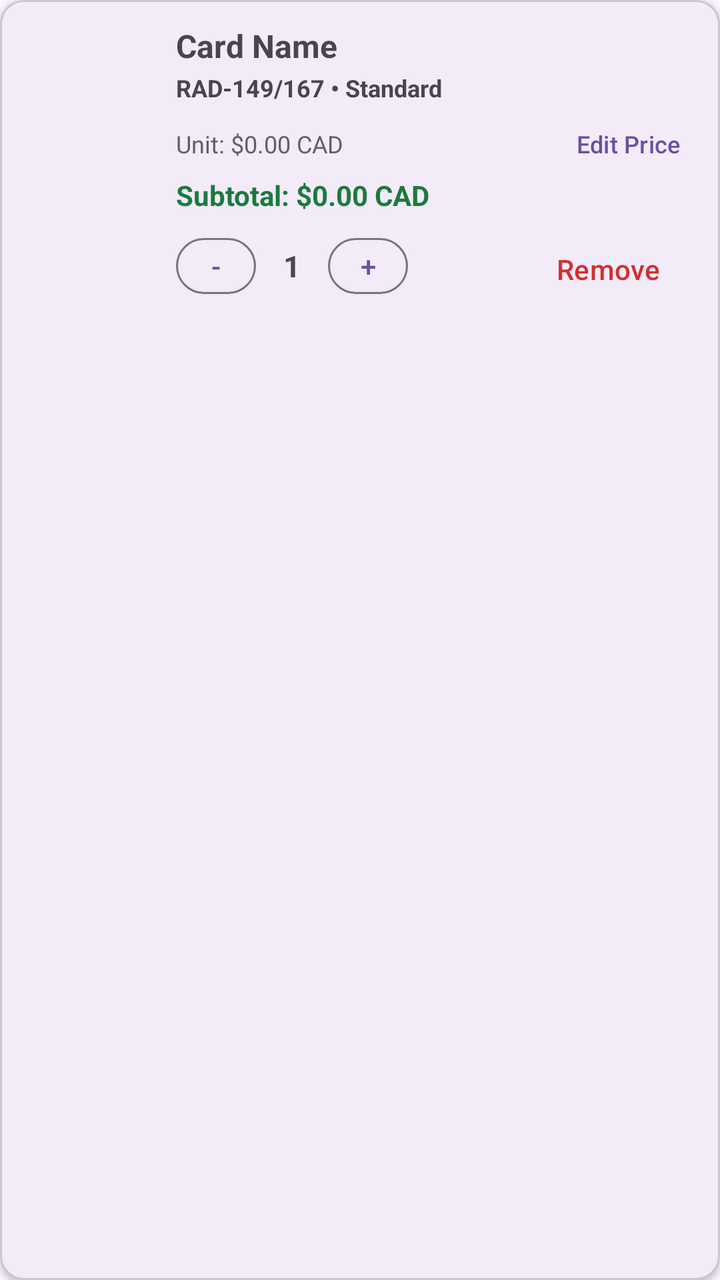
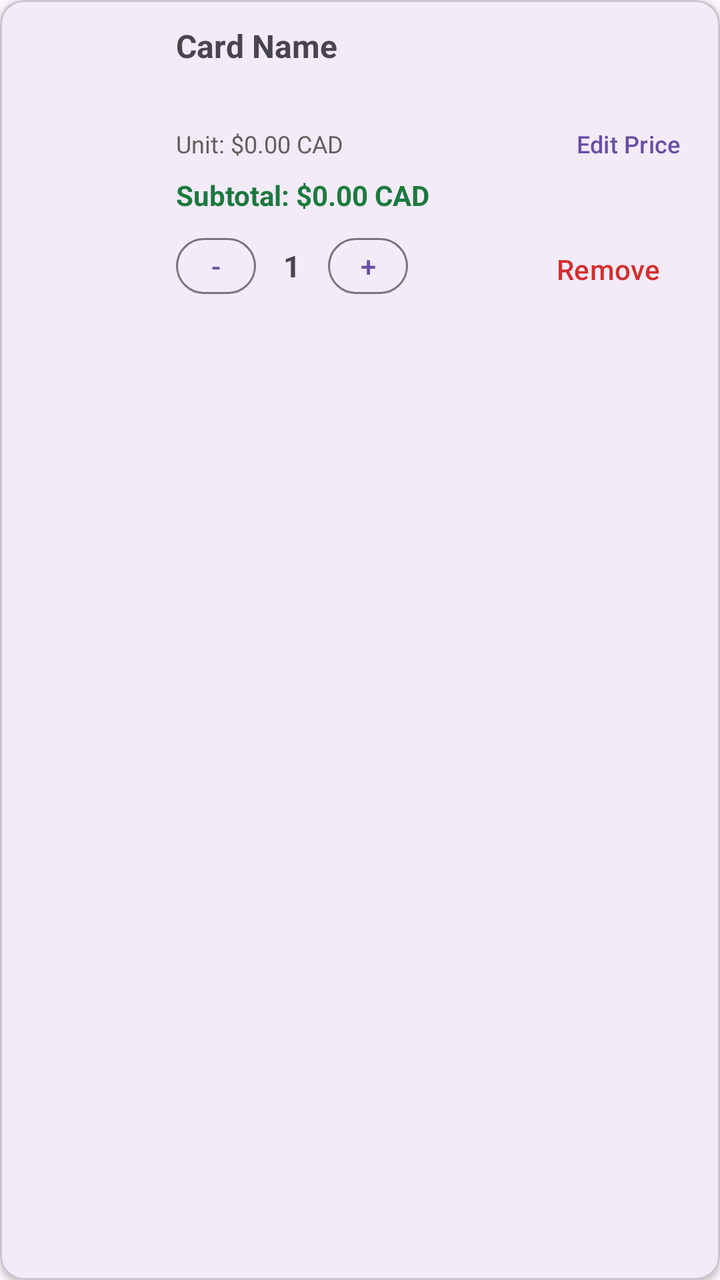

Compare the two renders of this Android layout. The source of the first and the diff that turns it into the second are given below.
<!-- AndroidManifest.xml: application theme Theme.TCGTracker -->
<!-- res/layout/item_watchlist_card.xml -->
<?xml version="1.0" encoding="utf-8"?>

<com.google.android.material.card.MaterialCardView xmlns:android="http://schemas.android.com/apk/res/android"
    xmlns:app="http://schemas.android.com/apk/res-auto"
    android:layout_width="match_parent"
    android:layout_height="wrap_content"
    android:layout_marginBottom="10dp"
    app:cardCornerRadius="12dp"
    app:cardElevation="2dp">

    <LinearLayout
        android:layout_width="match_parent"
        android:layout_height="wrap_content"
        android:orientation="horizontal"
        android:padding="12dp"
        android:gravity="center_vertical">

        
        <ImageView
            android:id="@+id/ivWatchlistThumb"
            android:layout_width="64dp"
            android:layout_height="90dp"
            android:scaleType="fitCenter"
            android:contentDescription="Saved card artwork" />

        
        <LinearLayout
            android:layout_width="0dp"
            android:layout_height="wrap_content"
            android:layout_weight="1"
            android:layout_marginStart="12dp"
            android:orientation="vertical">

            <TextView
                android:id="@+id/tvWatchlistName"
                android:layout_width="match_parent"
                android:layout_height="wrap_content"
                android:text="Card Name"
                android:textSize="16sp"
                android:textStyle="bold"
                android:maxLines="1"
                android:ellipsize="end" />

            <TextView
                android:id="@+id/tvWatchlistCode"
                android:layout_width="match_parent"
                android:layout_height="wrap_content"
                android:layout_marginTop="2dp"
                android:text="RAD-149/167 • Standard"
                android:textSize="12sp"
                android:textStyle="bold" />

            
            <LinearLayout
                android:layout_width="match_parent"
                android:layout_height="wrap_content"
                android:layout_marginTop="4dp"
                android:gravity="center_vertical"
                android:orientation="horizontal">

                <TextView
                    android:id="@+id/tvWatchlistPrice"
                    android:layout_width="0dp"
                    android:layout_height="wrap_content"
                    android:layout_weight="1"
                    android:text="Unit: $0.00 CAD"
                    android:textSize="12sp"
                    android:textColor="#616161" />

                <Button
                    android:id="@+id/btnEditPrice"
                    style="@style/Widget.Material3.Button.TextButton"
                    android:layout_width="wrap_content"
                    android:layout_height="32dp"
                    android:minWidth="0dp"
                    android:paddingHorizontal="8dp"
                    android:paddingVertical="0dp"
                    android:text="Edit Price"
                    android:textSize="12sp" />
            </LinearLayout>

            <TextView
                android:id="@+id/tvWatchlistSubtotal"
                android:layout_width="match_parent"
                android:layout_height="wrap_content"
                android:text="Subtotal: $0.00 CAD"
                android:textSize="14sp"
                android:textStyle="bold"
                android:textColor="#1B7A3E" />

            
            <LinearLayout
                android:layout_width="match_parent"
                android:layout_height="wrap_content"
                android:layout_marginTop="8dp"
                android:gravity="center_vertical"
                android:orientation="horizontal">

                <Button
                    android:id="@+id/btnQtyMinus"
                    style="@style/Widget.Material3.Button.OutlinedButton"
                    android:layout_width="40dp"
                    android:layout_height="36dp"
                    android:minWidth="0dp"
                    android:padding="0dp"
                    android:text="-" />

                <TextView
                    android:id="@+id/tvWatchlistQty"
                    android:layout_width="36dp"
                    android:layout_height="wrap_content"
                    android:gravity="center"
                    android:text="1"
                    android:textSize="15sp"
                    android:textStyle="bold" />

                <Button
                    android:id="@+id/btnQtyPlus"
                    style="@style/Widget.Material3.Button.OutlinedButton"
                    android:layout_width="40dp"
                    android:layout_height="36dp"
                    android:minWidth="0dp"
                    android:padding="0dp"
                    android:text="+" />

                <View
                    android:layout_width="0dp"
                    android:layout_height="0dp"
                    android:layout_weight="1" />

                <Button
                    android:id="@+id/btnDeleteCard"
                    style="@style/Widget.Material3.Button.TextButton"
                    android:layout_width="wrap_content"
                    android:layout_height="36dp"
                    android:paddingHorizontal="8dp"
                    android:text="Remove"
                    android:textColor="#D32F2F" />
            </LinearLayout>
        </LinearLayout>
    </LinearLayout>
</com.google.android.material.card.MaterialCardView>
<!-- resources referenced by this layout -->
<resources>
  <style name="Theme.TCGTracker" parent="Base.Theme.TCGTracker" />
  <style name="Base.Theme.TCGTracker" parent="Theme.Material3.DayNight.NoActionBar">
          
          
      </style>
</resources>

<!-- the commit's change to res/layout/item_watchlist_card.xml (unified diff, before → after) -->
@@ -5,6 +5,7 @@
     android:layout_width="match_parent"
     android:layout_height="wrap_content"
     android:layout_marginBottom="10dp"
+    android:fitsSystemWindows="true"
     app:cardCornerRadius="12dp"
     app:cardElevation="2dp">
 
@@ -46,7 +47,6 @@
                 android:layout_width="match_parent"
                 android:layout_height="wrap_content"
                 android:layout_marginTop="2dp"
-                android:text="RAD-149/167 • Standard"
                 android:textSize="12sp"
                 android:textStyle="bold" />
 
